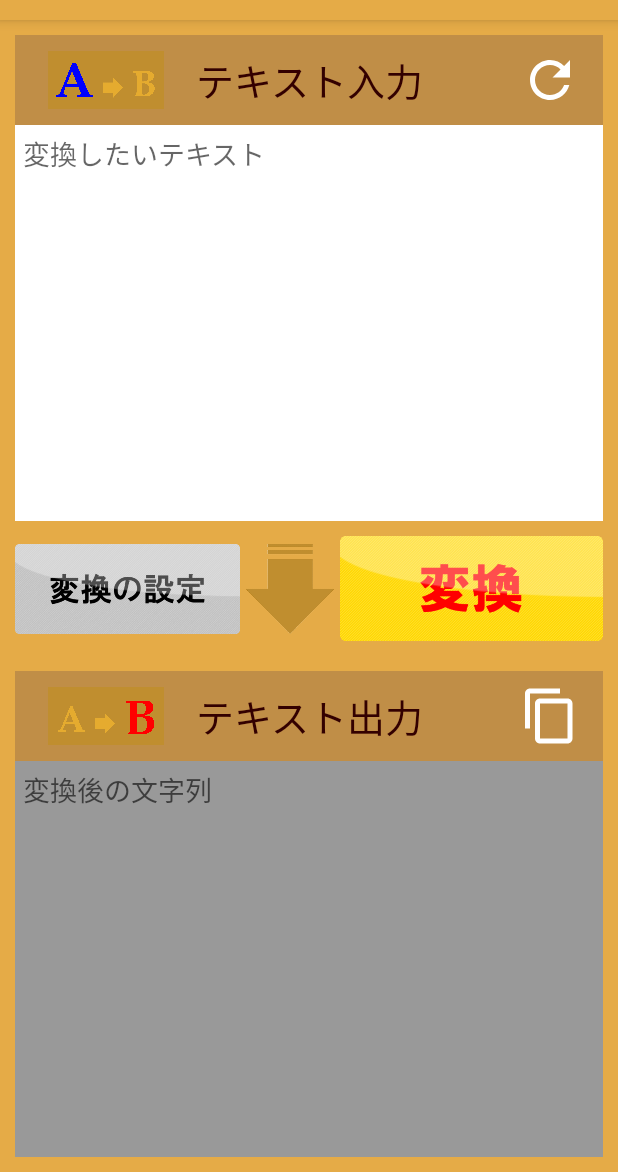
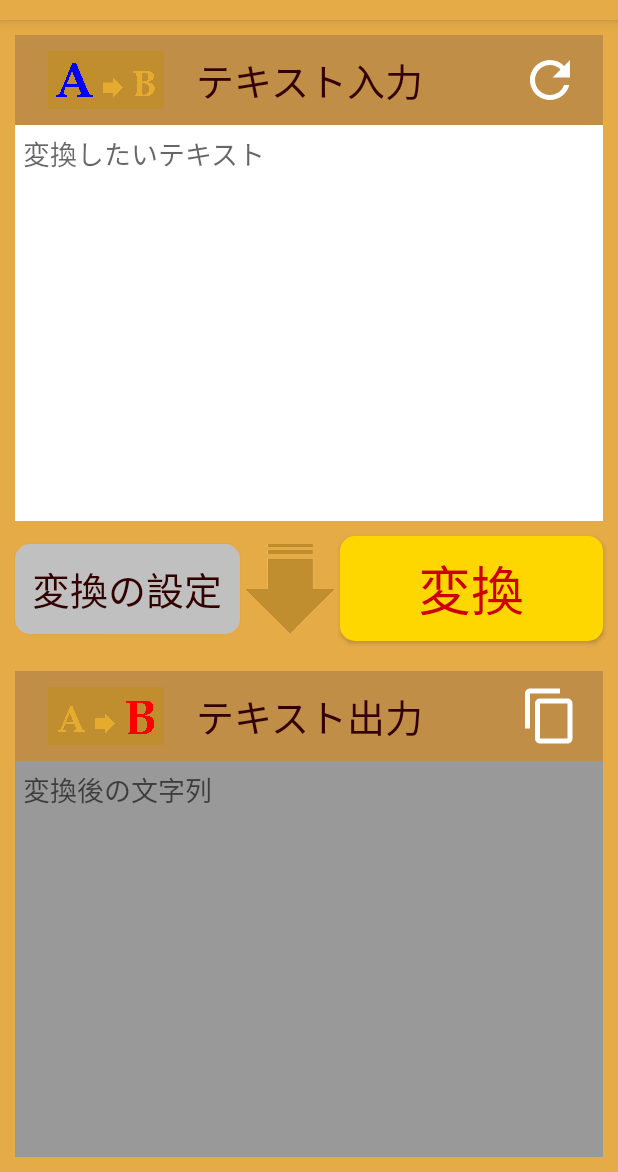
Before and after one commit to ukkey0518/WordChanger, an Android app: the screen it shows after launch (MainActivity), on a phone screen of 412 x 824 dp, the part 64-1236 px from its top. Run offline under Robolectric (Android 15) with nearby library versions, the phone set to English and light mode, and no system bars; our stand-ins replace AdMob; Roboto replaces fonts that are not available here.

Commit message:
[MainActivity]設定・変換ボタンを画像→Butonへ変更
画像ボタンだとローカライズ時不便なのでボタンへ変更、周辺コード修正

```diff
--- a/app/src/main/java/com/example/wordchanger/MainActivity.kt
+++ b/app/src/main/java/com/example/wordchanger/MainActivity.kt
@@ -96,34 +96,6 @@ class MainActivity : AppCompatActivity(), ConfirmDialogFragment.ConfirmDialogLis
 
         // [入力欄の監視] TextWatcherの登録
         main_etInput.addTextChangedListener(_textWatcher)
-
-
-        // [設定ボタン] タッチリスナーの登録
-        main_btnSetting.setOnTouchListener { _, event ->
-            when (event.action) {
-                MotionEvent.ACTION_DOWN -> {
-                    main_btnSetting.setImageResource(R.drawable.btn_main_setting_push)
-                }
-                MotionEvent.ACTION_UP -> {
-                    main_btnSetting.setImageResource(R.drawable.btn_main_setting)
-                }
-            }
-            false
-        }
-
-
-        // [変換ボタン] タッチリスナーの登録
-        main_btnChange.setOnTouchListener { _, event ->
-            when (event.action) {
-                MotionEvent.ACTION_DOWN -> {
-                    main_btnChange.setImageResource(R.drawable.btn_main_change_push)
-                }
-                MotionEvent.ACTION_UP -> {
-                    main_btnChange.setImageResource(R.drawable.btn_main_change)
-                }
-            }
-            false
-        }
 
     }
 
--- /dev/null
+++ b/app/src/main/res/drawable/btn_main_change_default.xml
@@ -0,0 +1,6 @@
+<?xml version="1.0" encoding="utf-8"?>
+<shape xmlns:android="http://schemas.android.com/apk/res/android"
+    android:shape="rectangle" >
+    <solid android:color="@color/gold"/>
+    <corners android:radius="@dimen/dp_m"/>
+</shape>
--- /dev/null
+++ b/app/src/main/res/drawable/btn_main_change_pressed.xml
@@ -0,0 +1,6 @@
+<?xml version="1.0" encoding="utf-8"?>
+<shape xmlns:android="http://schemas.android.com/apk/res/android"
+    android:shape="rectangle" >
+    <solid android:color="@color/gold_pressed"/>
+    <corners android:radius="@dimen/dp_m"/>
+</shape>
--- /dev/null
+++ b/app/src/main/res/drawable/btn_main_setting_default.xml
@@ -0,0 +1,6 @@
+<?xml version="1.0" encoding="utf-8"?>
+<shape xmlns:android="http://schemas.android.com/apk/res/android"
+    android:shape="rectangle" >
+    <solid android:color="@color/silver"/>
+    <corners android:radius="@dimen/dp_m"/>
+</shape>
--- /dev/null
+++ b/app/src/main/res/drawable/btn_main_setting_pressed.xml
@@ -0,0 +1,6 @@
+<?xml version="1.0" encoding="utf-8"?>
+<shape xmlns:android="http://schemas.android.com/apk/res/android"
+    android:shape="rectangle" >
+    <solid android:color="@color/silver_pressed"/>
+    <corners android:radius="@dimen/dp_m"/>
+</shape>
--- /dev/null
+++ b/app/src/main/res/drawable/state_btn_main_change.xml
@@ -0,0 +1,12 @@
+<?xml version="1.0" encoding="utf-8"?>
+<selector xmlns:android="http://schemas.android.com/apk/res/android">
+    <item android:drawable="@drawable/btn_main_change_default"
+        android:state_pressed="false"
+        android:state_enabled="true"/>
+    <item android:drawable="@drawable/btn_main_change_pressed"
+        android:state_pressed="true"
+        android:state_enabled="true"/>
+    <item android:drawable="@drawable/btn_main_change_default"
+        android:state_pressed="false"
+        android:state_enabled="false"/>
+</selector>
--- /dev/null
+++ b/app/src/main/res/drawable/state_btn_main_setting.xml
@@ -0,0 +1,12 @@
+<?xml version="1.0" encoding="utf-8"?>
+<selector xmlns:android="http://schemas.android.com/apk/res/android">
+    <item android:drawable="@drawable/btn_main_setting_default"
+        android:state_pressed="false"
+        android:state_enabled="true"/>
+    <item android:drawable="@drawable/btn_main_setting_pressed"
+        android:state_pressed="true"
+        android:state_enabled="true"/>
+    <item android:drawable="@drawable/btn_main_setting_default"
+        android:state_pressed="false"
+        android:state_enabled="false"/>
+</selector>
--- a/app/src/main/res/layout/activity_main.xml
+++ b/app/src/main/res/layout/activity_main.xml
@@ -93,13 +93,16 @@
         app:layout_constraintStart_toStartOf="parent"
         app:layout_constraintTop_toBottomOf="@id/layout_Top" />
 
-    <ImageView
+    <Button
         android:id="@+id/main_btnSetting"
         android:layout_width="150dp"
         android:layout_height="60dp"
         android:layout_marginStart="@dimen/dp_m"
         android:onClick="onSettingButtonClick"
-        android:src="@drawable/btn_main_setting"
+        android:text="@string/main_btn_setting"
+        android:fontFamily="@font/corporatelogo"
+        android:textSize="@dimen/sp_l"
+        android:background="@drawable/state_btn_main_setting"
         app:layout_constraintBottom_toTopOf="@id/adView"
         app:layout_constraintEnd_toStartOf="@id/main_arrow"
         app:layout_constraintStart_toStartOf="parent"
@@ -115,13 +118,17 @@
         app:layout_constraintStart_toEndOf="@id/main_btnSetting"
         app:layout_constraintTop_toBottomOf="@id/main_etInput" />
 
-    <ImageView
+    <Button
         android:id="@+id/main_btnChange"
         android:layout_width="175dp"
         android:layout_height="70dp"
         android:layout_marginEnd="@dimen/dp_m"
         android:onClick="onChangeButtonClick"
-        android:src="@drawable/btn_main_change"
+        android:text="@string/main_btn_change"
+        android:textSize="@dimen/sp_ll"
+        android:textColor="@color/red"
+        android:fontFamily="@font/corporatelogo"
+        android:background="@drawable/state_btn_main_change"
         app:layout_constraintBottom_toTopOf="@id/adView"
         app:layout_constraintEnd_toEndOf="parent"
         app:layout_constraintStart_toEndOf="@id/main_arrow"
--- a/app/src/main/res/values/colors.xml
+++ b/app/src/main/res/values/colors.xml
@@ -10,5 +10,9 @@
     <color name="gray">#999999</color>
     <color name="gradStart">#FF4F02</color>
     <color name="black">#000000</color>
+    <color name="silver">#c0c0c0</color>
+    <color name="gold">#ffd700</color>
+    <color name="silver_pressed">#989898</color>
+    <color name="gold_pressed">#d7a500</color>
     <color name="gradEnd">#FFDBC9</color>
 </resources>
--- a/app/src/main/res/values/strings.xml
+++ b/app/src/main/res/values/strings.xml
@@ -9,6 +9,8 @@
     <string name="main_output_hint">変換後の文字列</string>
     <string name="main_input_title">テキスト入力</string>
     <string name="main_output_title">テキスト出力</string>
+    <string name="main_btn_setting">変換の設定</string>
+    <string name="main_btn_change">変換</string>
 
 
     <!-- SettingActivity [set] -->
```
